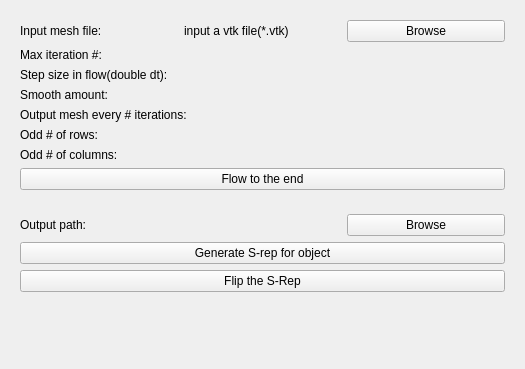
Before: the Qt Designer form SkeletalRepresentationInitializer/Resources/UI/qSlicerSkeletalRepresentationInitializerModuleWidget.ui in KitwareMedical/SlicerSkeletalRepresentation, drawn with Qt 5.
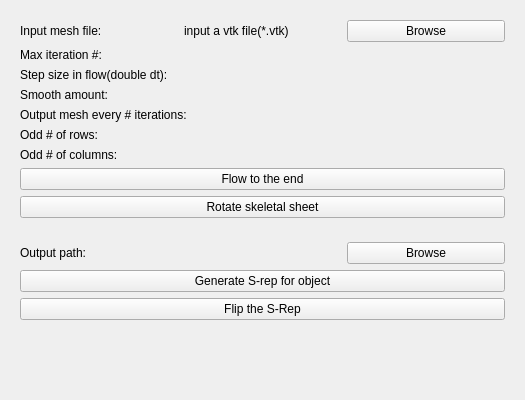
After: the same form once the commit is applied. Custom widgets are drawn as their Qt base class.

Commit message: rotate skeletal sheet after forward flow

Patch:
```diff
--- a/SkeletalRepresentationInitializer/Resources/UI/qSlicerSkeletalRepresentationInitializerModuleWidget.ui
+++ b/SkeletalRepresentationInitializer/Resources/UI/qSlicerSkeletalRepresentationInitializerModuleWidget.ui
@@ -7,7 +7,7 @@
     <x>0</x>
     <y>0</y>
     <width>525</width>
-    <height>369</height>
+    <height>400</height>
    </rect>
   </property>
   <property name="windowTitle">
@@ -220,6 +220,13 @@
         </property>
        </widget>
       </item>
+      <item>
+       <widget class="QPushButton" name="btn_reorder_skeleton">
+        <property name="text">
+         <string>Rotate skeletal sheet</string>
+        </property>
+       </widget>
+      </item>
      </layout>
     </widget>
    </item>
```
The commit also changes 4 other files.
